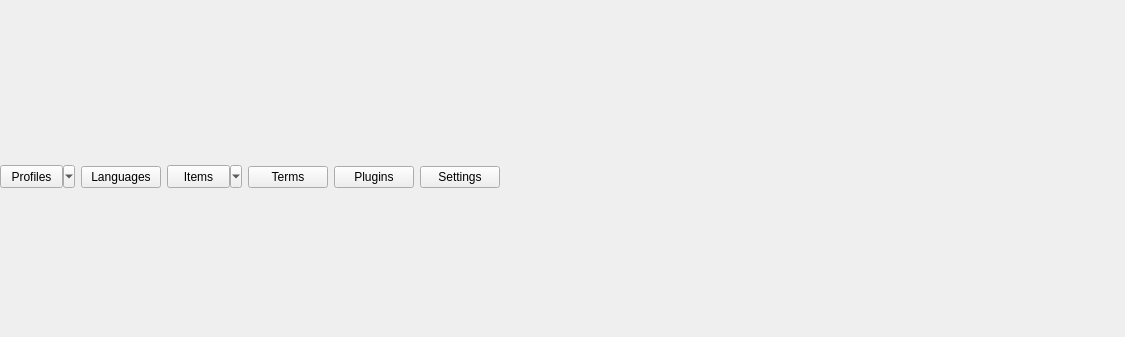
First picture: the form in qtdesigner/main.ui, repository t123/ReadingTool.Python, before the edit; both pictures show x 0 to 1125 and y 0 to 337 of the 1125 by 527 pixel window.
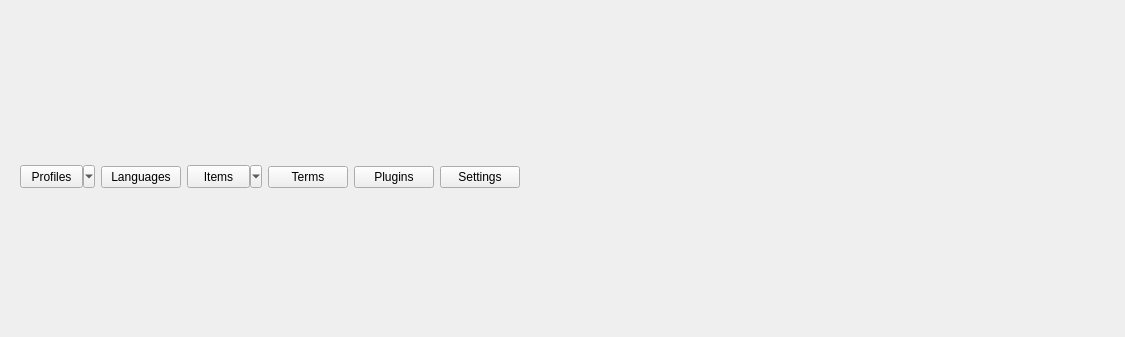
Second picture: the form after the edit.

Patch:
```diff
--- a/qtdesigner/main.ui
+++ b/qtdesigner/main.ui
@@ -20,6 +20,12 @@
     </property>
     <item>
      <layout class="QGridLayout" name="gridLayout" columnstretch="0,0,0,0,0,0,1" rowminimumheight="30">
+      <property name="leftMargin">
+       <number>20</number>
+      </property>
+      <property name="rightMargin">
+       <number>20</number>
+      </property>
       <item row="0" column="0">
        <widget class="QToolButton" name="tbProfiles">
         <property name="minimumSize">
```
